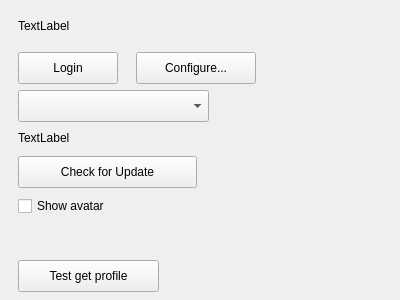
Qt form src/settingwindow.ui (b123400/tootrain-qt) before a commit.
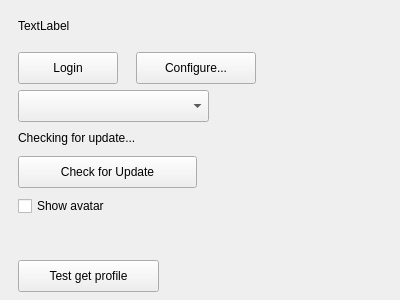
The same form after that commit.

Patch:
```diff
--- a/src/settingwindow.ui
+++ b/src/settingwindow.ui
@@ -103,7 +103,7 @@
     </rect>
    </property>
    <property name="text">
-    <string>TextLabel</string>
+    <string>Checking for update...</string>
    </property>
   </widget>
   <widget class="QPushButton" name="configButton">
```
